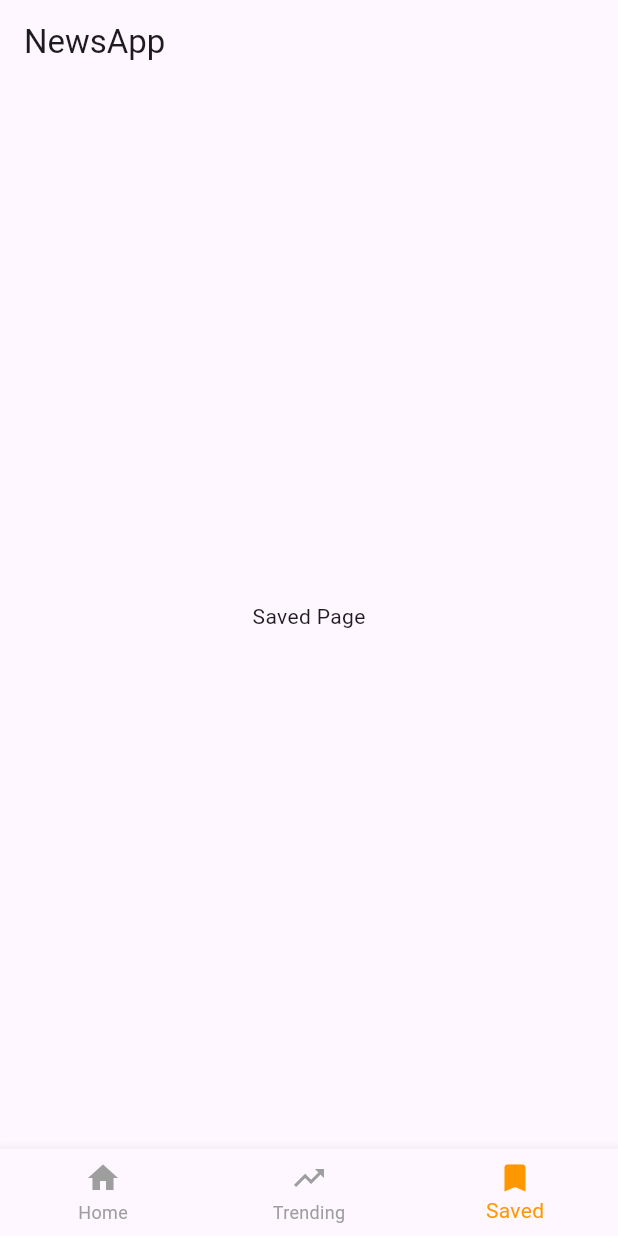
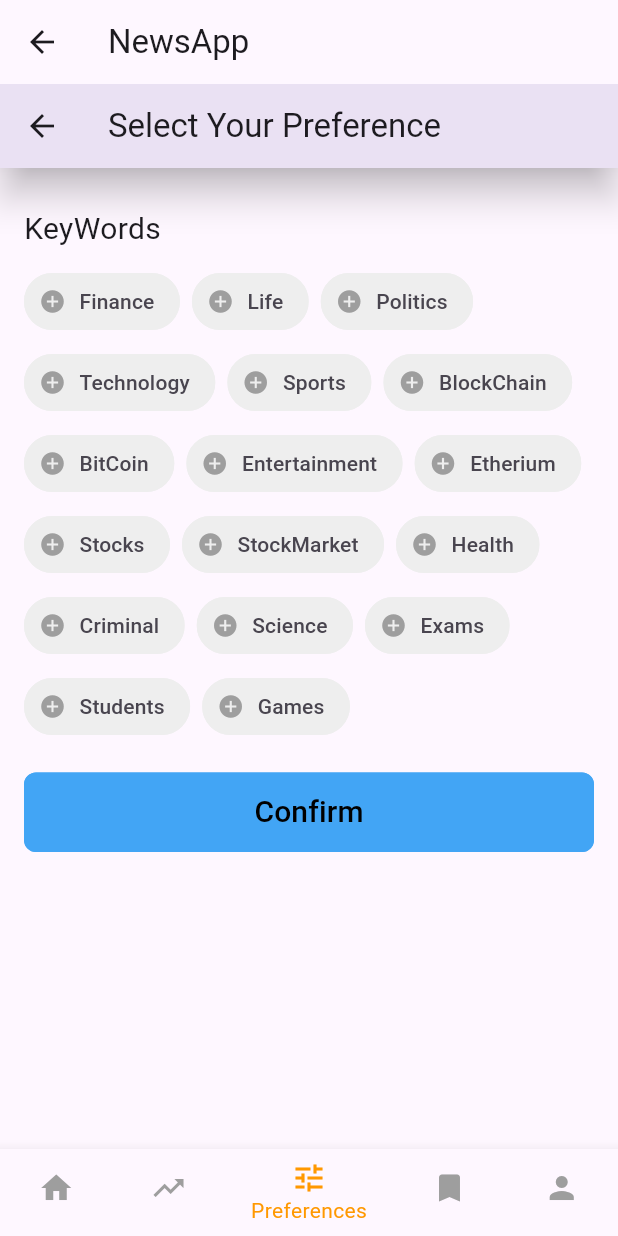
Before and after one commit to dp3903/NewsApplication, a Flutter app: the AppScreen screen opened directly, item 3 of the bottom bar chosen, on a phone screen of 412 x 824 dp. Run offline on Flutter 3.47's test engine with Material 3 defaults, Android fonts, the phone set to English and light mode, and no system bars; our stand-ins replace firebase_auth, firebase_core, hugeicons; missing offline and left inert: firebase_ui_auth, firebase_ui_oauth_google; accounts and stored records are empty; network calls fail.

```diff
--- a/lib/app_screen.dart
+++ b/lib/app_screen.dart
@@ -1,4 +1,6 @@
 import 'package:flutter/material.dart';
+import 'package:news_app/pages/custom_profile_page.dart';
+import './pages/preferences_page.dart';
 import './pages/news_home_page.dart';
 import './pages/trending_page.dart';
 
@@ -12,14 +14,82 @@ class AppScreen extends StatefulWidget {
 class _AppScreenState extends State<AppScreen> {
   int _currentIndex = 0;
 
-  final List<Widget> _pages = [
-    const NewsHomePage(),
-    const TrendingPage(),
-    const Center(child: Text('Saved Page')), // Placeholder for Saved page
+  String keywordQuery = "";
+  final List<String> keywords = [
+    'Finance',
+    'Life',
+    'Politics',
+    'Technology',
+    'Sports',
+    'BlockChain',
+    'BitCoin',
+    'Entertainment',
+    'Etherium',
+    'Stocks',
+    'StockMarket',
+    'Health',
+    'Criminal',
+    'Science',
+    'Exams',
+    'Students',
+    'Games',
   ];
+
+  // Map to keep track of selected keywords
+  Map<String, bool> selectedKeywords = {};
+
+  void onChange(String keyword, bool state){
+    setState(() {
+      selectedKeywords[keyword] = state;
+    });
+  }
+
+  void handleConfirm(){
+    String query = "";
+    selectedKeywords.forEach((key,val)=>{
+      if(val){
+        query += (key+"+")
+      }
+    });
+    if(query!=""){
+      query = "q="+query;
+      query = query.substring(0,query.length-1);
+    }
+
+    setState(() {
+      keywordQuery=query;
+    });
+
+    // print(keywordQuery);
+  }
+
+
+  @override
+  void initState() {
+    super.initState();
+    // Initialize selectedKeywords with all values set to false
+    for (String keyword in keywords) {
+      selectedKeywords[keyword] = false;
+    }
+  }
+
+  List<Widget> _pages = [];
 
   @override
   Widget build(BuildContext context) {
+
+    _pages = [
+      NewsHomePage(searchQuery: keywordQuery,),
+      const TrendingPage(),
+      PreferencesPage(
+        preferences: selectedKeywords,
+        onChange: onChange,
+        onConfirm: handleConfirm,
+      ),
+      const Center(child: Text('Saved Page')),
+      const CustomProfilePage(),
+    ];
+
     return Scaffold(
       appBar: AppBar(
         title: const Text('NewsApp'),
@@ -37,7 +107,15 @@ class _AppScreenState extends State<AppScreen> {
             label: 'Trending',
           ),
           BottomNavigationBarItem(
+            icon: Icon(Icons.tune),
+            label: 'Preferences',
+          ),
+          BottomNavigationBarItem(
             icon: Icon(Icons.bookmark),
+            label: 'Saved',
+          ),
+          BottomNavigationBarItem(
+            icon: Icon(Icons.person),
             label: 'Saved',
           ),
         ],
--- a/lib/pages/preferences_page.dart
+++ b/lib/pages/preferences_page.dart
@@ -0,0 +1,153 @@
+import 'package:flutter/material.dart';
+
+class PreferencesPage extends StatefulWidget {
+
+  final Map<String,bool> preferences;
+  final void Function() onConfirm;
+  final void Function(String,bool) onChange;
+  PreferencesPage({required this.preferences, required this.onConfirm, required this.onChange});
+
+  @override
+  State<PreferencesPage> createState() => _PreferencesPageState();
+}
+
+class _PreferencesPageState extends State<PreferencesPage> {
+  late Map<String, bool> preferences;
+  @override
+  void initState() {
+    super.initState();
+    // Initialize the _preferences map with the passed preferences map
+    preferences = Map.from(widget.preferences);
+  }
+
+  // List of keywords/topics
+  // final List<String> keywords = [
+  //   'Finance',
+  //   'Life',
+  //   'Politics',
+  //   'Technology',
+  //   'Sports',
+  //   'BlockChain',
+  //   'BitCoin',
+  //   'Entertainment',
+  //   'Etherium',
+  //   'Stocks',
+  //   'StockMarket',
+  //   'Health',
+  //   'Criminal',
+  //   'Science',
+  //   'Exams',
+  //   'Students',
+  //   'Games',
+  // ];
+  //
+  // // Map to keep track of selected keywords
+  // Map<String, bool> selectedKeywords = {};
+  //
+  // void handleConfirm(){
+  //   String query = "";
+  //   selectedKeywords.forEach((key,val)=>{
+  //     if(val){
+  //       query += (key+"+")
+  //     }
+  //   });
+  //   if(query!=""){
+  //     query = "q="+query;
+  //     query = query.substring(0,query.length-1);
+  //   }
+  //   print(query);
+  // }
+  //
+  // @override
+  // void initState() {
+  //   super.initState();
+  //   // Initialize selectedKeywords with all values set to false
+  //   for (String keyword in keywords) {
+  //     selectedKeywords[keyword] = false;
+  //   }
+  // }
+
+  @override
+  Widget build(BuildContext context) {
+    return Scaffold(
+      appBar: AppBar(
+        title: Text(
+          'Select Your Preference',
+        ),
+        shadowColor: Colors.black,
+        elevation: 10,
+        // backgroundColor: Colors.blue,
+      ),
+      body: Padding(
+        padding: const EdgeInsets.all(16.0),
+        child: Column(
+          crossAxisAlignment: CrossAxisAlignment.stretch,
+          children: [
+            SizedBox(height: 10,),
+            Text(
+              "KeyWords",
+              style: TextStyle(
+                fontSize: 20,
+              ),
+            ),
+            SizedBox(height: 10,),
+            Wrap(
+              spacing: 8.0, // Gap between chips
+              runSpacing: 6.0, // Gap between lines
+              children: preferences.keys.map((keyword) {
+                return FilterChip(
+                  label: Text(keyword),
+                  selected: preferences[keyword]!,
+                  onSelected: (bool selected) {
+                    setState(() {
+                      preferences[keyword] = selected;
+                      widget.onChange(keyword,selected);
+                    });
+                  },
+                  shape: RoundedRectangleBorder(
+                    borderRadius: BorderRadius.circular(30.0),
+                    side: BorderSide(
+                      color: Colors.grey[200]!,
+                    ),
+                  ),
+                  backgroundColor: Colors.grey[200],
+                  selectedColor: Colors.blue[200],
+                  showCheckmark: false, // Hide checkmark for a cleaner look
+                  avatar: Icon(
+                    preferences[keyword]!
+                        ? Icons.check_circle
+                        : Icons.add_circle,
+                    color: preferences[keyword]!
+                        ? Colors.blue
+                        : Colors.grey,
+                  ),
+                );
+              }).toList(),
+            ),
+            SizedBox(height: 20,),
+            TextButton(
+              onPressed: () {
+                widget.onConfirm();
+              },
+              child: Text(
+                "Confirm",
+                style: TextStyle(
+                  color: Colors.black,
+                  fontSize: 20,
+                ),
+              ),
+              style: TextButton.styleFrom(
+                backgroundColor: Colors.blue[400], // Background color
+                padding: EdgeInsets.symmetric(horizontal: 24.0, vertical: 12.0), // Padding
+                shape: RoundedRectangleBorder(
+                  borderRadius: BorderRadius.circular(8.0), // Rounded corners
+                ),
+                side: BorderSide(color: Colors.blue[400]!, width: 2.0), // Border around the button
+              ),
+            )
+          ],
+        ),
+      ),
+    );
+  }
+}
```
Also changed, not shown: lib/main.dart (+35 -5 lines), lib/pages/custom_profile_page.dart (added, +22 -0 lines), lib/pages/custom_signIn_page.dart (added, +60 -0 lines), lib/pages/news_home_page.dart (+8 -3 lines), pubspec.yaml (+8 -3 lines), assets/images/3c0b7da0-1770-48fc-bc99-d0cec912f585.webp (added), assets/images/img.png (added), firebase.json (added), lib/firebase_options.dart (added), pubspec.lock, 8 other files.
